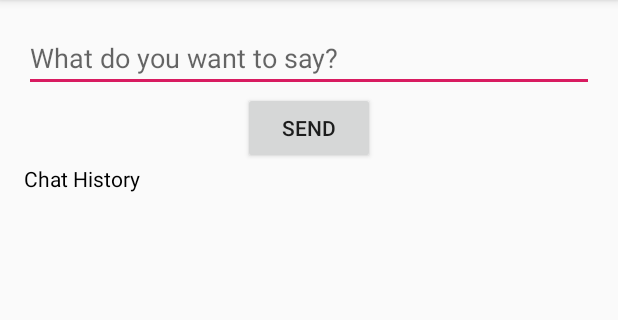
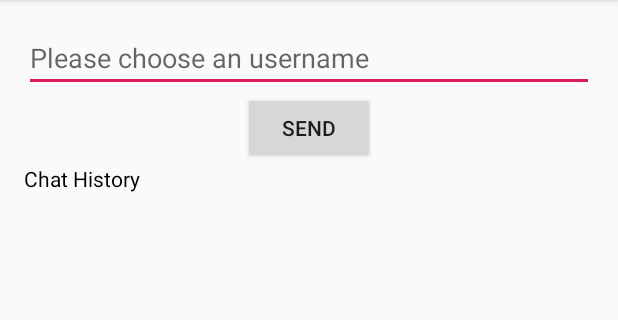
Before and after one commit to arhanashik/SocketDemo, an Android app: the screen it shows after launch (MainActivity), on a phone screen of 412 x 824 dp, the part 84-404 px from its top. Run offline under Robolectric (Android 15) with nearby library versions, the phone set to English and light mode, and no system bars; libraries missing offline, so code that uses them is left out: com.github.nkzawa.emitter, com.github.nkzawa.socketio; 8 statements that could not run were skipped.

Commit message:
- username can be chosen now

```diff
--- a/app/src/main/java/com/workfort/socketdemo/MainActivity.kt
+++ b/app/src/main/java/com/workfort/socketdemo/MainActivity.kt
@@ -36,6 +36,8 @@ class MainActivity : AppCompatActivity() {
         }
     }
 
+    private var username: String? = null
+
     override fun onCreate(savedInstanceState: Bundle?) {
         super.onCreate(savedInstanceState)
         setContentView(R.layout.activity_main)
@@ -54,16 +56,22 @@ class MainActivity : AppCompatActivity() {
         if(TextUtils.isEmpty(message)) return
 
         et_message.setText("")
-        addMessage("me", message)
+
+        if(username == null) {
+            username = message
+            mSocket?.emit(Event.ADD_USER, message)
+            addMessage("system", "logged in as `$username`")
+            et_message.setHint(R.string.hint_message)
+            return
+        }
 
         mSocket?.emit(Event.NEW_MESSAGE, message)
+        addMessage("$username(me)", message)
     }
 
     private val onConnect = Emitter.Listener {
         runOnUiThread {
             addMessage("system", "Connected")
-            mSocket?.emit(Event.ADD_USER, "arhan")
-            addMessage("system", "New user added as 'arhan'")
         }
     }
 
@@ -109,7 +117,7 @@ class MainActivity : AppCompatActivity() {
                 return@Runnable
             }
 
-            addMessage("system", "$username joined. Total user: $numUsers")
+            addMessage("system", "`$username` joined. Total user: $numUsers")
         })
     }
 
@@ -126,7 +134,7 @@ class MainActivity : AppCompatActivity() {
                 return@Runnable
             }
 
-            addMessage("system", "$username left. Total user: $numUsers")
+            addMessage("system", "`$username` left. Total user: $numUsers")
         })
     }
 
--- a/app/src/main/res/layout/activity_main.xml
+++ b/app/src/main/res/layout/activity_main.xml
@@ -11,7 +11,7 @@
             android:id="@+id/et_message"
             android:layout_width="match_parent"
             android:layout_height="wrap_content"
-            android:hint="@string/hint_message"
+            android:hint="@string/hint_username"
             app:layout_constraintLeft_toLeftOf="parent"
             app:layout_constraintRight_toRightOf="parent"
             app:layout_constraintTop_toTopOf="parent"/>
--- a/app/src/main/res/values/strings.xml
+++ b/app/src/main/res/values/strings.xml
@@ -2,4 +2,5 @@
     <string name="app_name">SocketDemo</string>
     <string name="hint_message">What do you want to say?</string>
     <string name="label_send">Send</string>
+    <string name="hint_username">Please choose an username</string>
 </resources>
```
